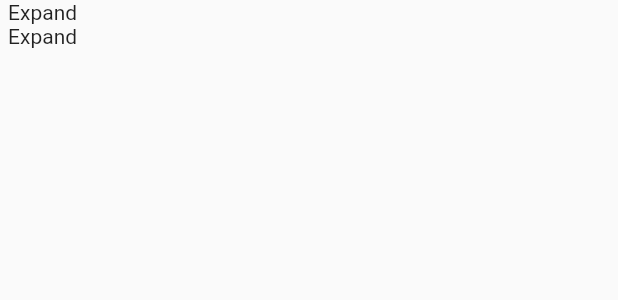
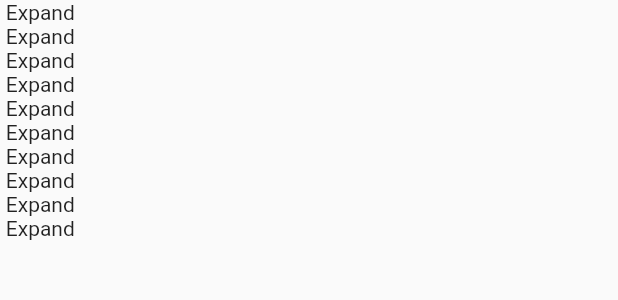
Before and after one commit to donaldmntam/teaching_platform, a Flutter app: the CourseColumn widget shown alone on an empty page, opened directly, on a phone screen of 412 x 824 dp. Shown: the top 300 px of the screen. Run offline on Flutter 3.47's test engine with Material 2 defaults, Android fonts, the light colour scheme and no system bars; our stand-ins replace video_player; network calls fail.

Commit message:
fix course column

```diff
--- a/lib/courses/page.dart
+++ b/lib/courses/page.dart
@@ -38,8 +38,8 @@ class _State extends widgets.State<Page> {
               SizedBox(
                 width: constraints.maxWidth * _courseColumnRelativeWidth,
                 height: constraints.maxHeight,
-                child: const CourseColumn(
-                  [["Course 1", "Course 2"], ["Course A", "Course B"]]
+                child: CourseColumn(
+                  List.generate(10, (_) => List.generate(5, (i) => "course $i"))
                 )
               ),
               SizedBox(
--- a/lib/courses/widgets/course_column.dart
+++ b/lib/courses/widgets/course_column.dart
@@ -18,7 +18,8 @@ class _CourseColumnState extends State<CourseColumn> {
 
   @override
   Widget build(BuildContext context) {
-    return Column(
+    return SingleChildScrollView(
+      child: Column(
         mainAxisSize: MainAxisSize.max,
         children: widget.courseGroups.mapIndexed((i, group) =>
           _Group(
@@ -33,6 +34,7 @@ class _CourseColumnState extends State<CourseColumn> {
             }),
           )
         ).toList()
+      ),
     );
   }
 }
@@ -50,17 +52,14 @@ class _Group extends StatelessWidget {
 
   @override
   Widget build(BuildContext context) {
-    return AnimatedSize(
-      alignment: Alignment.topCenter,
-      duration: const Duration(seconds: 1),
-      child: Column(
+    return Column(
       children: [
         GestureDetector(
           onTap: onToggleExpand,
           child: const Text("Expand")
         ),
         SizedBox(
-            height: expanded ? 400 : 0,
+          height: expanded ? null : 0,
           child: Column(
             children: courses.map(
               (course) => Text(course),
@@ -68,7 +67,6 @@ class _Group extends StatelessWidget {
           ),
         ),
       ]
-      ),
     );
   }
 }
```
Lines whose indentation alone changed are shown as unchanged.
